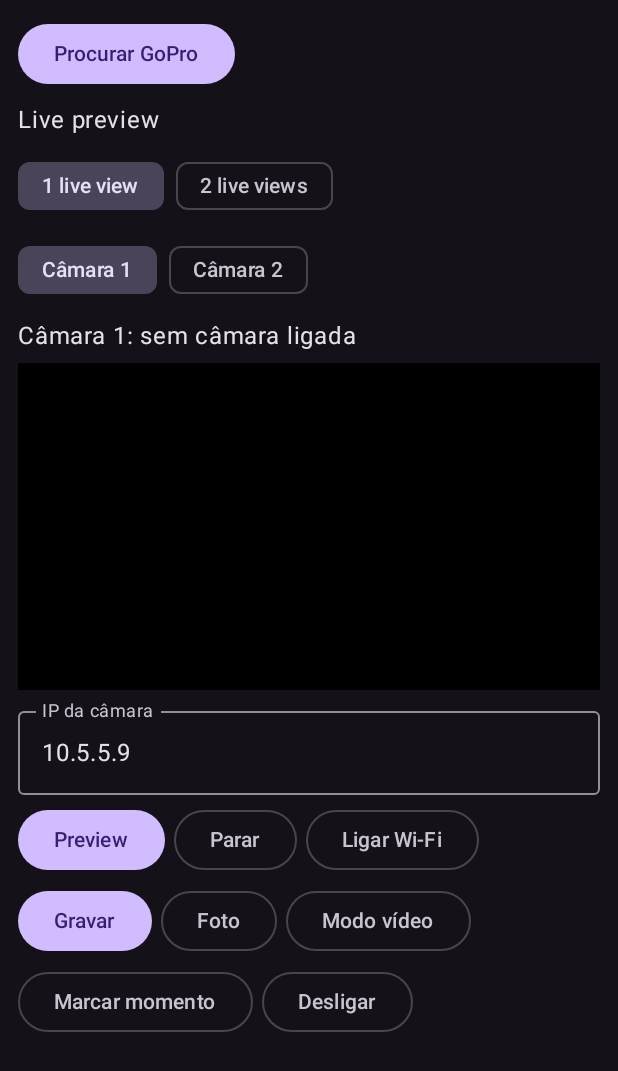
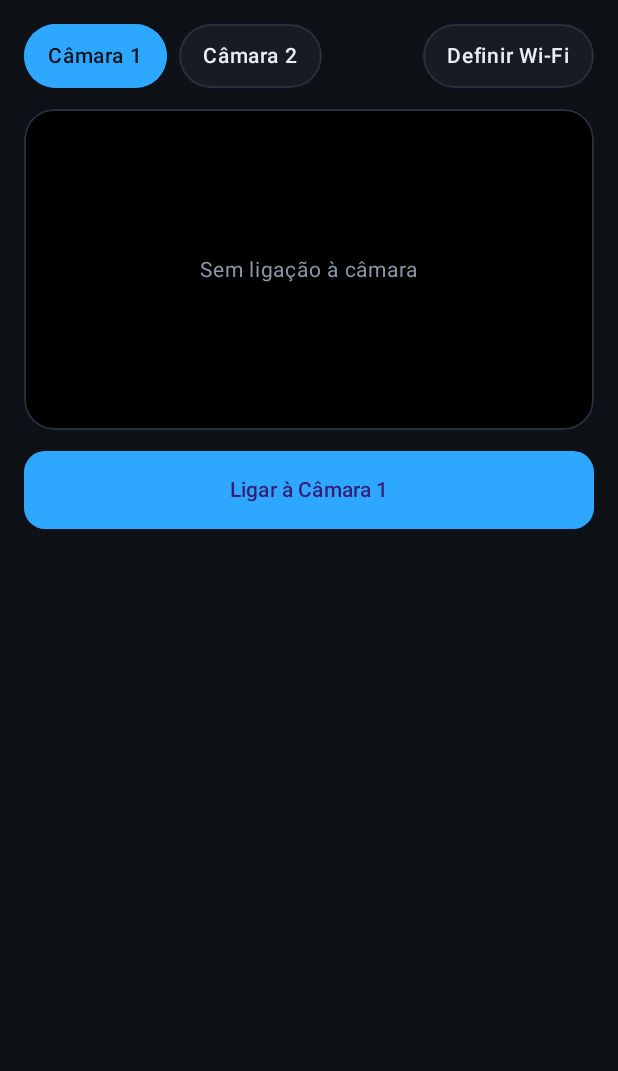
Before and after one commit to asdad12323/gopro-remote, an Android app built with Jetpack Compose: the screen it shows after launch (MainActivity), on a phone screen of 412 x 824 dp. Shown: the top 1071 px of the screen. Run offline under Robolectric (Android 15) with nearby library versions, the phone set to English and light mode, and no system bars.

Commit message:
Add files via upload

```diff
--- a/app/build.gradle.kts
+++ b/app/build.gradle.kts
@@ -2,7 +2,7 @@ plugins { id("com.android.application"); id("org.jetbrains.kotlin.android") }
 android {
     namespace = "com.exemplo.goprodualremote"
     compileSdk = 34
-    defaultConfig { applicationId = "com.exemplo.goprodualremote"; minSdk = 26; targetSdk = 34; versionCode = 1; versionName = "1.0" }
+    defaultConfig { applicationId = "com.exemplo.goprodualremote"; minSdk = 29; targetSdk = 34; versionCode = 1; versionName = "1.0" }
     compileOptions { sourceCompatibility = JavaVersion.VERSION_17; targetCompatibility = JavaVersion.VERSION_17 }
     kotlinOptions { jvmTarget = "17" }
     buildFeatures { compose = true }
@@ -16,4 +16,5 @@ dependencies {
     implementation("androidx.compose.material3:material3")
     implementation("androidx.media3:media3-exoplayer:1.4.1")
     implementation("androidx.media3:media3-ui:1.4.1")
+    implementation("androidx.media3:media3-exoplayer-hls:1.4.1")
 }
--- a/app/src/main/java/com/exemplo/goprodualremote/MainActivity.kt
+++ b/app/src/main/java/com/exemplo/goprodualremote/MainActivity.kt
@@ -1,84 +1,179 @@
 package com.exemplo.goprodualremote
 
-import android.Manifest
-import android.os.Build
+import android.content.SharedPreferences
 import android.os.Bundle
 import androidx.activity.ComponentActivity
 import androidx.activity.compose.setContent
-import androidx.activity.result.contract.ActivityResultContracts
+import androidx.compose.foundation.*
 import androidx.compose.foundation.layout.*
 import androidx.compose.foundation.rememberScrollState
-import androidx.compose.foundation.verticalScroll
+import androidx.compose.foundation.shape.CircleShape
+import androidx.compose.foundation.shape.RoundedCornerShape
 import androidx.compose.material3.*
 import androidx.compose.runtime.*
+import androidx.compose.ui.Alignment
 import androidx.compose.ui.Modifier
+import androidx.compose.ui.draw.clip
+import androidx.compose.ui.graphics.Color
+import androidx.compose.ui.text.font.FontWeight
 import androidx.compose.ui.unit.dp
+import androidx.compose.ui.unit.sp
 import androidx.compose.ui.viewinterop.AndroidView
 import androidx.media3.ui.PlayerView
+import kotlinx.coroutines.*
+
+private val Ink = Color(0xFF0E1116)
+private val Panel = Color(0xFF171C24)
+private val Line = Color(0xFF263040)
+private val Txt = Color(0xFFE9EEF5)
+private val Mut = Color(0xFF8B97A6)
+private val Acc = Color(0xFF2EA8FF)
+private val Rec = Color(0xFFFF4D4F)
 
 class MainActivity : ComponentActivity() {
-    private val perm = registerForActivityResult(ActivityResultContracts.RequestMultiplePermissions()) {}
     override fun onCreate(savedInstanceState: Bundle?) {
         super.onCreate(savedInstanceState)
-        perm.launch(if (Build.VERSION.SDK_INT >= 31)
-            arrayOf(Manifest.permission.BLUETOOTH_SCAN, Manifest.permission.BLUETOOTH_CONNECT)
-        else arrayOf(Manifest.permission.ACCESS_FINE_LOCATION))
-        val ble = GoProBle(this)
-        val pv = listOf(Preview(this, 8554), Preview(this, 8555))
-        setContent { MaterialTheme(colorScheme = darkColorScheme()) { Surface { App(ble, pv) } } }
+        val wifi = Wifi(this); val prev = Preview(this)
+        val prefs = getSharedPreferences("cams", MODE_PRIVATE)
+        setContent {
+            MaterialTheme(colorScheme = darkColorScheme(background = Ink, surface = Panel, primary = Acc)) {
+                Surface(color = Ink) { Remote(wifi, prev, prefs) }
+            }
+        }
     }
 }
 
 @Composable
-fun App(ble: GoProBle, pv: List<Preview>) {
-    var two by remember { mutableStateOf(false) }
-    var sel by remember { mutableIntStateOf(0) }
-    Column(Modifier.fillMaxSize().verticalScroll(rememberScrollState()).padding(12.dp), verticalArrangement = Arrangement.spacedBy(8.dp)) {
-        Row(horizontalArrangement = Arrangement.spacedBy(8.dp)) {
-            Button(onClick = { ble.scan() }) { Text("Procurar GoPro") }
-        }
-        ble.cams.forEach { c ->
-            Row(horizontalArrangement = Arrangement.spacedBy(8.dp)) {
-                Text("${c.label}: ${c.status.value}", Modifier.weight(1f))
-                if (!c.connected.value) OutlinedButton(onClick = { ble.connect(c) }) { Text("Ligar") }
-            }
-        }
-        Text("Live preview")
-        Row(horizontalArrangement = Arrangement.spacedBy(8.dp)) {
-            FilterChip(!two, { two = false }, { Text("1 live view") })
-            FilterChip(two, { two = true }, { Text("2 live views") })
-        }
-        if (!two) Row(horizontalArrangement = Arrangement.spacedBy(8.dp)) {
-            FilterChip(sel == 0, { sel = 0 }, { Text("Câmara 1") })
-            FilterChip(sel == 1, { sel = 1 }, { Text("Câmara 2") })
-        }
-        if (two) Button(onClick = { ble.connectedCams().take(2).forEach { ble.shutter(it, !it.recording.value) } }) { Text("Gravar / parar ambas") }
-        (if (two) listOf(0, 1) else listOf(sel)).forEach { Slot(it, ble, pv[it]) }
+fun Pill(text: String, on: Boolean, modifier: Modifier = Modifier, click: () -> Unit) {
+    Box(modifier.clip(RoundedCornerShape(50)).background(if (on) Acc else Panel)
+        .border(1.dp, if (on) Acc else Line, RoundedCornerShape(50)).clickable { click() }
+        .padding(horizontal = 16.dp, vertical = 9.dp), contentAlignment = Alignment.Center) {
+        Text(text, color = if (on) Ink else Txt, fontWeight = FontWeight.Medium, fontSize = 14.sp)
     }
 }
 
 @Composable
-fun Slot(i: Int, ble: GoProBle, p: Preview) {
-    val c = ble.connectedCams().getOrNull(i)
-    var ip by remember { mutableStateOf("10.5.5.9") }
-    Column(verticalArrangement = Arrangement.spacedBy(6.dp)) {
-        Text("Câmara ${i + 1}: " + (c?.label ?: "sem câmara ligada"))
-        AndroidView(factory = { PlayerView(it).apply { useController = false; player = p.player } },
-            modifier = Modifier.fillMaxWidth().aspectRatio(16 / 9f))
-        OutlinedTextField(ip, { ip = it }, label = { Text("IP da câmara") }, singleLine = true, modifier = Modifier.fillMaxWidth())
-        Row(horizontalArrangement = Arrangement.spacedBy(6.dp)) {
-            Button(onClick = { p.start(ip) }) { Text("Preview") }
-            OutlinedButton(onClick = { p.stop(ip) }) { Text("Parar") }
-            OutlinedButton(onClick = { ble.apOn(c) }) { Text("Ligar Wi-Fi") }
-        }
-        Row(horizontalArrangement = Arrangement.spacedBy(6.dp)) {
-            Button(onClick = { ble.shutter(c, !(c?.recording?.value ?: false)) }) { Text(if (c?.recording?.value == true) "Parar" else "Gravar") }
-            OutlinedButton(onClick = { ble.photo(c) }) { Text("Foto") }
-            OutlinedButton(onClick = { ble.presetVideo(c) }) { Text("Modo vídeo") }
-        }
-        Row(horizontalArrangement = Arrangement.spacedBy(6.dp)) {
-            OutlinedButton(onClick = { ble.tag(c) }) { Text("Marcar momento") }
-            OutlinedButton(onClick = { ble.sleep(c) }) { Text("Desligar") }
+fun Tile(text: String, on: Boolean = false, modifier: Modifier = Modifier, click: () -> Unit) {
+    Box(modifier.height(56.dp).clip(RoundedCornerShape(14.dp)).background(Panel)
+        .border(1.dp, if (on) Acc else Line, RoundedCornerShape(14.dp)).clickable { click() },
+        contentAlignment = Alignment.Center) {
+        Text(text, color = if (on) Acc else Txt, fontSize = 13.sp)
+    }
+}
+
+@Composable
+fun Remote(wifi: Wifi, prev: Preview, prefs: SharedPreferences) {
+    val api = remember { Hero4Api() }
+    val scope = rememberCoroutineScope()
+    var cam by remember { mutableIntStateOf(0) }
+    var online by remember { mutableStateOf(false) }
+    var busy by remember { mutableStateOf(false) }
+    var msg by remember { mutableStateOf("") }
+    var st by remember { mutableStateOf(Status(0, false, 0)) }
+    var mode by remember { mutableIntStateOf(0) }
+    var res by remember { mutableIntStateOf(9) }
+    var live by remember { mutableStateOf(false) }
+    var edit by remember { mutableStateOf(false) }
+    var beep by remember { mutableStateOf(false) }
+    fun nm(i: Int) = prefs.getString("n$i", "Câmara ${i + 1}") ?: ""
+    fun io(f: () -> Unit) { scope.launch(Dispatchers.IO) { f() } }
+
+    fun connect() {
+        if (prefs.getString("s$cam", "").isNullOrBlank()) { edit = true; return }
+        busy = true; msg = "A ligar ao Wi-Fi da câmara…"; live = false; prev.stopLocal()
+        wifi.join(prefs.getString("s$cam", "")!!, prefs.getString("p$cam", "")!!,
+            { online = true; busy = false; msg = "" }, { online = false; busy = false; msg = it })
+    }
+    fun pick(i: Int) {
+        if (i == cam && (online || busy)) return
+        prev.stopLocal(); wifi.leave(); online = false; live = false; cam = i; connect()
+    }
+    LaunchedEffect(online, cam) {
+        while (online) {
+            withContext(Dispatchers.IO) { api.status() }?.let { st = it }
+            delay(2000)
         }
     }
+
+    Column(Modifier.fillMaxSize().verticalScroll(rememberScrollState()).padding(16.dp),
+        verticalArrangement = Arrangement.spacedBy(14.dp)) {
+        Row(horizontalArrangement = Arrangement.spacedBy(8.dp), verticalAlignment = Alignment.CenterVertically) {
+            Pill(nm(0), cam == 0) { pick(0) }
+            Pill(nm(1), cam == 1) { pick(1) }
+            Spacer(Modifier.weight(1f))
+            Pill("Definir Wi-Fi", false) { edit = true }
+        }
+
+        Box(Modifier.fillMaxWidth().aspectRatio(16 / 9f).clip(RoundedCornerShape(20.dp))
+            .background(Color.Black).border(1.dp, Line, RoundedCornerShape(20.dp))) {
+            if (live) AndroidView(factory = { PlayerView(it).apply { useController = false; player = prev.player } },
+                modifier = Modifier.fillMaxSize())
+            else Text(if (online) "Preview desligado" else if (msg.isEmpty()) "Sem ligação à câmara" else msg,
+                Modifier.align(Alignment.Center).padding(24.dp), color = Mut, fontSize = 14.sp)
+            if (online) {
+                Row(Modifier.align(Alignment.TopStart).padding(14.dp), verticalAlignment = Alignment.CenterVertically) {
+                    if (st.rec) {
+                        Box(Modifier.size(10.dp).clip(CircleShape).background(Rec)); Spacer(Modifier.width(8.dp))
+                        Text("%02d:%02d".format(st.seconds / 60, st.seconds % 60), color = Txt, fontWeight = FontWeight.SemiBold)
+                    }
+                }
+                val b = st.battery.coerceIn(0, 3)
+                Text("▮".repeat(b) + "▯".repeat(3 - b), Modifier.align(Alignment.TopEnd).padding(14.dp), color = if (b == 0) Rec else Txt)
+            }
+        }
+
+        if (!online) Button(onClick = { connect() }, enabled = !busy, modifier = Modifier.fillMaxWidth().height(52.dp),
+            shape = RoundedCornerShape(14.dp)) { Text(if (busy) "A ligar…" else "Ligar à ${nm(cam)}") }
+        else {
+            Row(Modifier.fillMaxWidth(), horizontalArrangement = Arrangement.Center) {
+                listOf("Vídeo", "Foto", "Multi").forEachIndexed { i, t ->
+                    Pill(t, mode == i) { mode = i; io { api.mode(i) } }; Spacer(Modifier.width(8.dp))
+                }
+            }
+            Box(Modifier.fillMaxWidth(), contentAlignment = Alignment.Center) {
+                Box(Modifier.size(96.dp).clip(CircleShape).border(4.dp, Txt, CircleShape).clickable {
+                    val on = !st.rec; if (mode == 0) st = st.copy(rec = on); io { api.shutter(on || mode != 0) }
+                }, contentAlignment = Alignment.Center) {
+                    Box(Modifier.size(if (st.rec) 34.dp else 72.dp)
+                        .clip(RoundedCornerShape(if (st.rec) 8.dp else 40.dp))
+                        .background(if (mode == 0) Rec else Txt))
+                }
+            }
+            Row(horizontalArrangement = Arrangement.spacedBy(8.dp)) {
+                Tile(if (live) "Parar preview" else "Preview", live, Modifier.weight(1f)) {
+                    if (live) { prev.stop(api); live = false } else { prev.start(api); live = true }
+                }
+                Tile("Marcar", false, Modifier.weight(1f)) { io { api.tag() } }
+                Tile(if (beep) "Parar bip" else "Localizar", beep, Modifier.weight(1f)) { beep = !beep; io { api.locate(beep) } }
+                Tile("Desligar", false, Modifier.weight(1f)) { prev.stopLocal(); live = false; io { api.sleep() }; wifi.leave(); online = false }
+            }
+            Text("Resolução de vídeo", color = Mut, fontSize = 13.sp)
+            Row(horizontalArrangement = Arrangement.spacedBy(8.dp)) {
+                listOf("720p" to 12, "1080p" to 9, "2.7K" to 4, "4K" to 1).forEach { (t, v) ->
+                    Pill(t, res == v) { res = v; io { api.setting(2, v) } }
+                }
+            }
+            Pill("Trocar para ${nm(1 - cam)}", false) { pick(1 - cam) }
+        }
+    }
+
+    if (edit) {
+        var n by remember { mutableStateOf(nm(cam)) }
+        var s by remember { mutableStateOf(prefs.getString("s$cam", "") ?: "") }
+        var p by remember { mutableStateOf(prefs.getString("p$cam", "") ?: "") }
+        AlertDialog(onDismissRequest = { edit = false },
+            title = { Text("Wi-Fi da ${nm(cam)}") },
+            text = {
+                Column(verticalArrangement = Arrangement.spacedBy(8.dp)) {
+                    OutlinedTextField(n, { n = it }, label = { Text("Nome") }, singleLine = true)
+                    OutlinedTextField(s, { s = it }, label = { Text("Nome da rede (SSID)") }, singleLine = true)
+                    OutlinedTextField(p, { p = it }, label = { Text("Palavra-passe do Wi-Fi") }, singleLine = true)
+                    Text("Na câmara: Wireless → Wi-Fi ligado. Grava-se uma vez.", color = Mut, fontSize = 12.sp)
+                }
+            },
+            confirmButton = { TextButton(onClick = {
+                prefs.edit().putString("n$cam", n).putString("s$cam", s.trim()).putString("p$cam", p).apply(); edit = false
+            }) { Text("Guardar") } },
+            dismissButton = { TextButton(onClick = { edit = false }) { Text("Cancelar") } })
+    }
 }
```
Also changed, not shown: app/src/main/AndroidManifest.xml (+4 -7 lines), app/src/main/java/com/exemplo/goprodualremote/GoProBle.kt (+23 -81 lines), app/src/main/java/com/exemplo/goprodualremote/Preview.kt (+32 -15 lines), app/src/main/java/com/exemplo/goprodualremote/Wifi.kt (added, +31 -0 lines).
